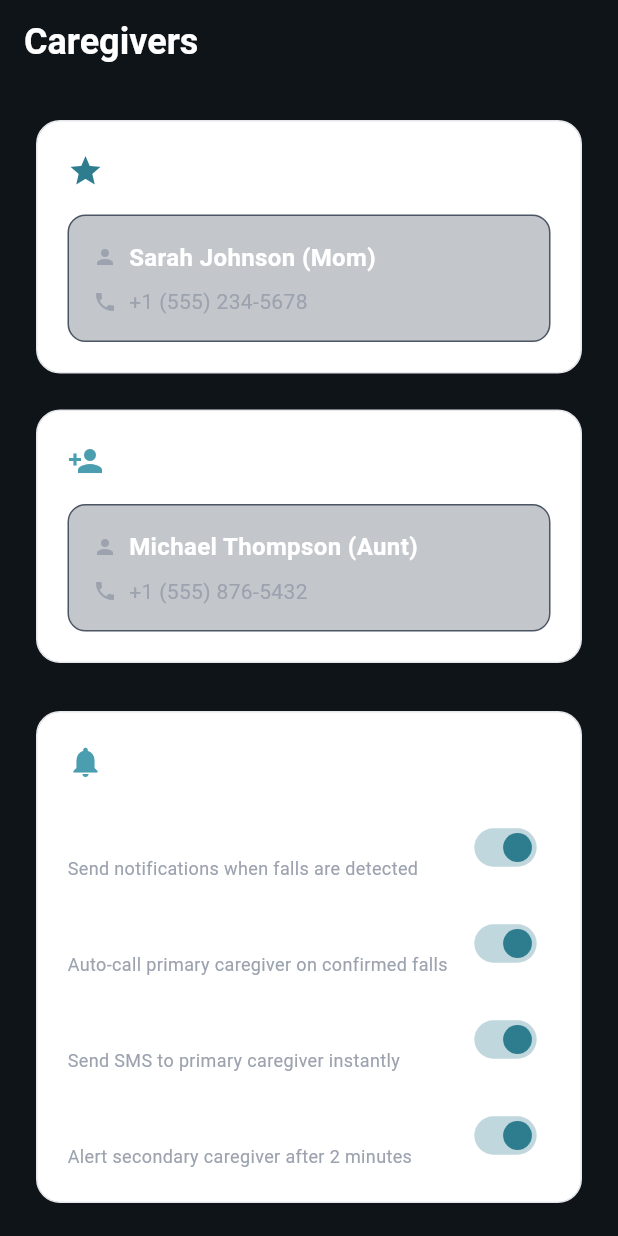
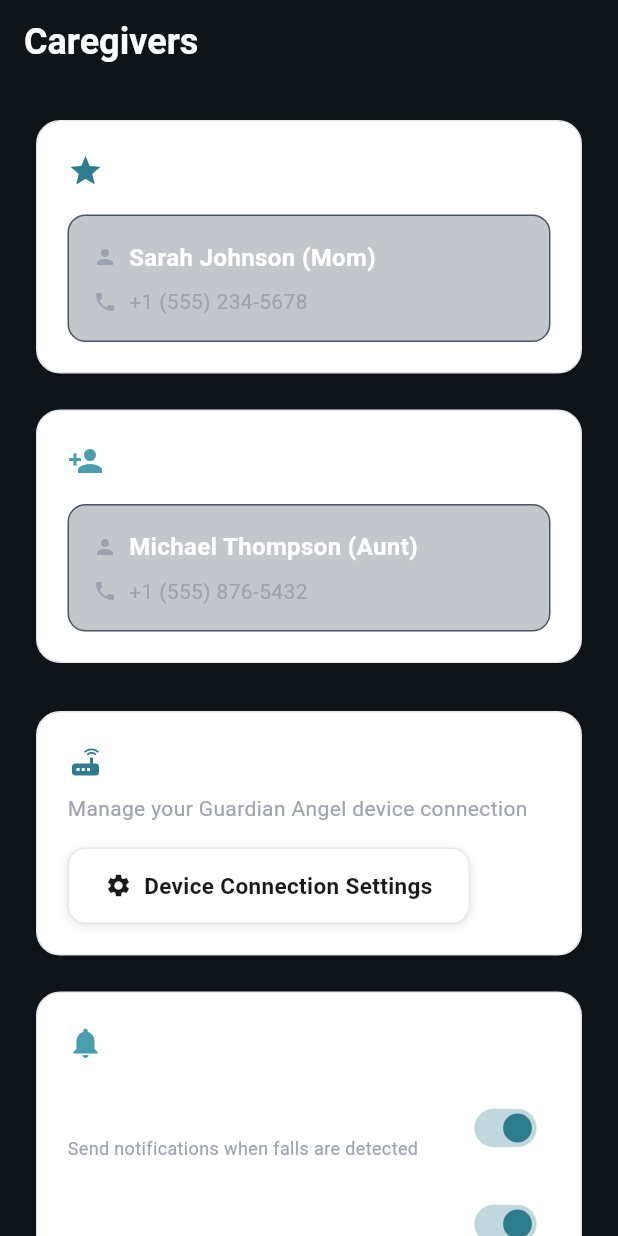
Before and after one commit to saachivar/guardian-angel-ugahacks11, a Flutter app: the ProfileScreen screen opened directly, on a phone screen of 412 x 824 dp. Run offline on Flutter 3.47's test engine with Material 3 defaults, Android fonts, the phone set to English and light mode, and no system bars; Roboto replaces fonts that are missing (SF Pro Display).

Commit message:
feat: Streamline navigation for demo
- Removed Connect from main navigation (Home and Profile only)
- Added Device Settings section in Profile with button to access connection settings
- Connect page now opens as modal with back button when accessed from Profile
- Cleaner demo flow focusing on main features while keeping connection setup accessible

```diff
--- a/lib/main.dart
+++ b/lib/main.dart
@@ -58,11 +58,10 @@ class _MainAppWrapperState extends State<MainAppWrapper> {
   @override
   void initState() {
     super.initState();
-    _pageController = PageController(initialPage: 1); // Start on Live Alerts
-    _currentIndex = 1;
+    _pageController = PageController(initialPage: 0); // Start on Home
+    _currentIndex = 0;
 
     _screens = [
-      const ConnectScreen(),
       const LiveAlertsHome(),
       ProfileScreen(themeManager: widget.themeManager),
     ];
@@ -114,9 +113,8 @@ class _MainAppWrapperState extends State<MainAppWrapper> {
             child: Row(
               mainAxisAlignment: MainAxisAlignment.spaceAround,
               children: [
-                _buildNavItem(0, Icons.link, 'Connect'),
-                _buildNavItem(1, Icons.home, 'Home'),
-                _buildNavItem(2, Icons.person, 'Profile'),
+                _buildNavItem(0, Icons.home, 'Home'),
+                _buildNavItem(1, Icons.person, 'Profile'),
               ],
             ),
           ),
@@ -338,7 +336,8 @@ class _HealthButtonState extends State<HealthButton> {
                     ),
                     const SizedBox(width: 8),
                   ],
-                  Text(
+                  Flexible(
+                    child: Text(
                       widget.label,
                       style: TextStyle(
                         fontSize: 15,
@@ -346,6 +345,8 @@ class _HealthButtonState extends State<HealthButton> {
                         color: widget.isPrimary
                             ? Colors.white
                             : (isDark ? HealthColors.darkTextPrimary : HealthColors.lightTextPrimary),
+                      ),
+                      overflow: TextOverflow.ellipsis,
                     ),
                   ),
                 ],
@@ -685,7 +686,12 @@ class TechReasonChip extends StatelessWidget {
 
 // Screen 1: Connect & Pair
 class ConnectScreen extends StatefulWidget {
-  const ConnectScreen({super.key});
+  final bool showBackButton;
+
+  const ConnectScreen({
+    super.key,
+    this.showBackButton = false,
+  });
 
   @override
   State<ConnectScreen> createState() => _ConnectScreenState();
@@ -722,6 +728,28 @@ class _ConnectScreenState extends State<ConnectScreen>
   Widget build(BuildContext context) {
     return Scaffold(
       backgroundColor: GuardianColors.darkBg,
+      appBar: widget.showBackButton
+          ? AppBar(
+              backgroundColor: Colors.transparent,
+              elevation: 0,
+              leading: IconButton(
+                icon: Icon(
+                  Icons.arrow_back,
+                  color: GuardianColors.textPrimary,
+                ),
+                onPressed: () => Navigator.of(context).pop(),
+              ),
+              title: const Text(
+                'Device Connection Settings',
+                style: TextStyle(
+                  color: GuardianColors.textPrimary,
+                  fontSize: 18,
+                  fontWeight: FontWeight.bold,
+                ),
+              ),
+              automaticallyImplyLeading: false,
+            )
+          : null,
       body: Container(
         decoration: BoxDecoration(
           gradient: LinearGradient(
@@ -814,12 +842,15 @@ class _ConnectScreenState extends State<ConnectScreen>
                                 size: 24,
                               ),
                               const SizedBox(width: 12),
-                              Text(
+                              Expanded(
+                                child: Text(
                                   _isConnected ? 'Connected to Home Device' : 'Connect to Home Device',
                                   style: const TextStyle(
                                     color: GuardianColors.textPrimary,
                                     fontSize: 20,
                                     fontWeight: FontWeight.bold,
+                                  ),
+                                  overflow: TextOverflow.ellipsis,
                                 ),
                               ),
                             ],
@@ -947,7 +978,6 @@ class _ConnectScreenState extends State<ConnectScreen>
                           ),
                         ),
                         child: Row(
-                          mainAxisSize: MainAxisSize.min,
                           children: [
                             Icon(
                               Icons.qr_code_scanner,
@@ -955,12 +985,15 @@ class _ConnectScreenState extends State<ConnectScreen>
                               size: 20,
                             ),
                             const SizedBox(width: 8),
-                            const Text(
+                            Expanded(
+                              child: Text(
                                 'Tap to scan QR code for quick setup',
                                 style: TextStyle(
                                   color: GuardianColors.textSecondary,
                                   fontSize: 14,
                                   fontWeight: FontWeight.w500,
+                                ),
+                                overflow: TextOverflow.ellipsis,
                               ),
                             ),
                           ],
@@ -2613,6 +2646,8 @@ class _ProfileScreenState extends State<ProfileScreen> {
               isPrimary: false,
             ),
             const SizedBox(height: 32),
+            _buildDeviceSettings(),
+            const SizedBox(height: 24),
             if (widget.themeManager != null) ...[
               _buildThemeSettings(),
               const SizedBox(height: 32),
@@ -2701,6 +2736,52 @@ class _ProfileScreenState extends State<ProfileScreen> {
                 ),
               ],
             ),
+          ),
+        ],
+      ),
+    );
+  }
+
+  Widget _buildDeviceSettings() {
+    return HealthCard(
+      child: Column(
+        crossAxisAlignment: CrossAxisAlignment.start,
+        children: [
+          Row(
+            children: [
+              Icon(Icons.router, color: HealthColors.lightPrimary),
+              const SizedBox(width: 12),
+              const Text(
+                'Device Settings',
+                style: TextStyle(
+                  color: GuardianColors.textPrimary,
+                  fontSize: 18,
+                  fontWeight: FontWeight.bold,
+                ),
+              ),
+            ],
+          ),
+          const SizedBox(height: 8),
+          const Text(
+            'Manage your Guardian Angel device connection',
+            style: TextStyle(
+              color: GuardianColors.textSecondary,
+              fontSize: 14,
+            ),
+          ),
+          const SizedBox(height: 16),
+          HealthButton(
+            label: 'Device Connection Settings',
+            icon: Icons.settings,
+            onPressed: () {
+              Navigator.of(context).push(
+                MaterialPageRoute(
+                  builder: (context) => const ConnectScreen(showBackButton: true),
+                ),
+              );
+              HapticFeedback.lightImpact();
+            },
+            isPrimary: false,
           ),
         ],
       ),
```
Lines whose indentation alone changed are shown as unchanged.
